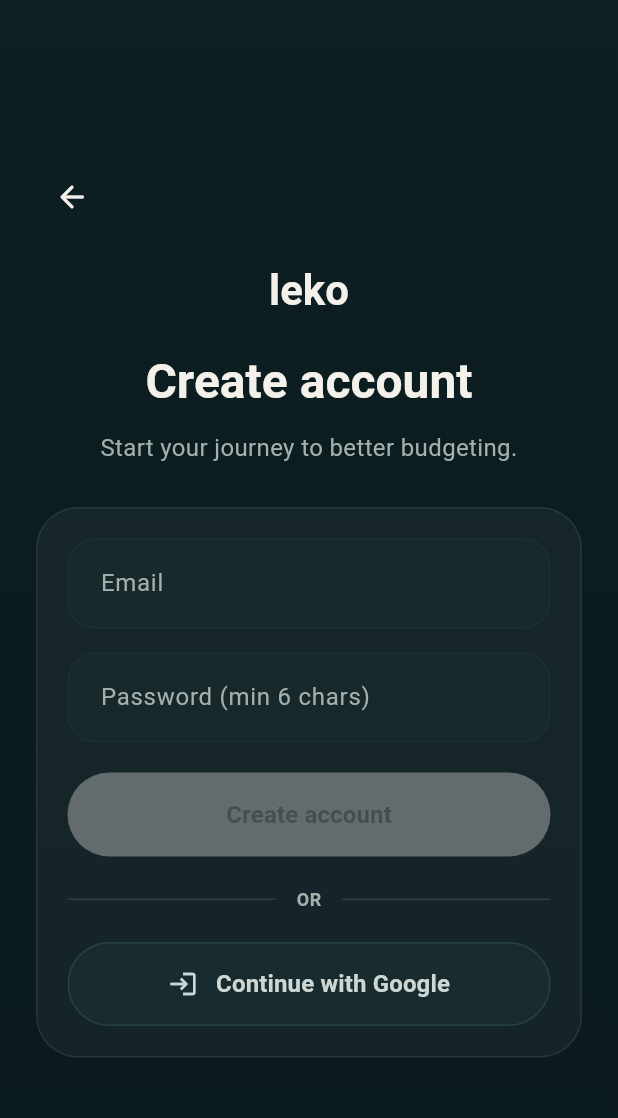
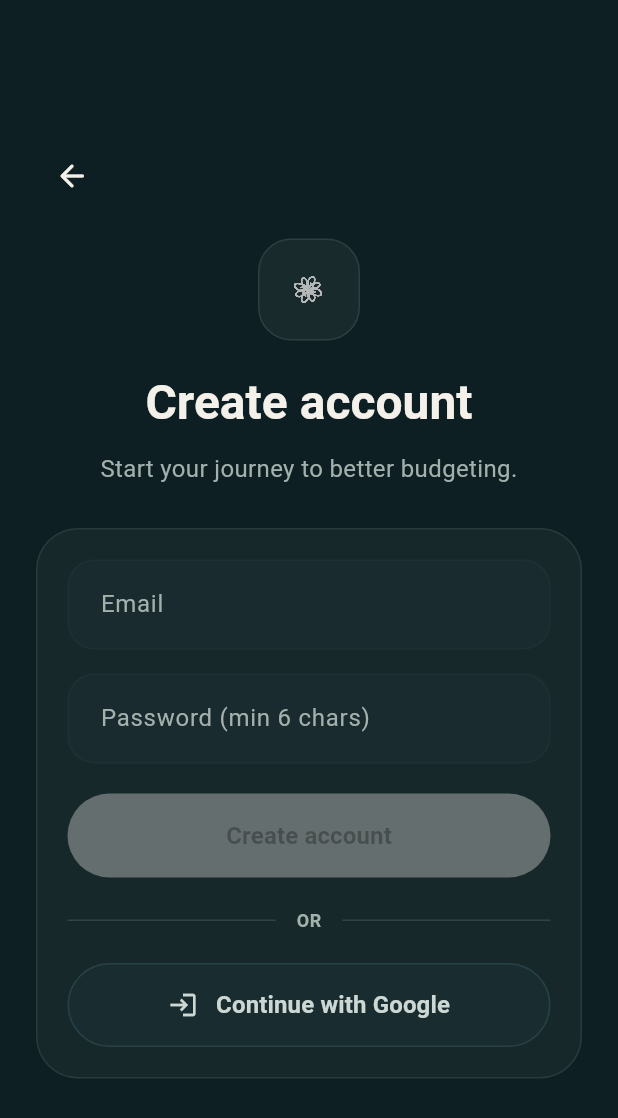
Before and after one commit to jaivikjoshi/sapling, a Flutter app: the screen it shows after launch, after a tap on "Continue with Apple", on a phone screen of 412 x 824 dp. Shown: the top 1118 px of the screen. Run offline on Flutter 3.47's test engine with Material 3 defaults, Android fonts, the phone set to English and light mode, and no system bars; our stand-ins replace app_links, drift, file_picker, fl_chart, flutter_local_notifications, flutter_riverpod and 5 more; missing offline and left inert: google_mlkit_text_recognition, home_widget; accounts and stored records are empty; generated files the repository leaves out were written again; Roboto replaces fonts that are missing (Georgia).

Commit message:
style: refresh Leko identity assets

```diff
--- a/lib/core/routing/app_router.dart
+++ b/lib/core/routing/app_router.dart
@@ -30,6 +30,7 @@ import '../../features/closeout/closeout_screen.dart';
 import '../../features/recovery/recovery_screen.dart';
 import '../../features/onboarding/onboarding_screen.dart';
 import '../providers/auth_providers.dart';
+import '../widgets/leko_mark.dart';
 
 final routerProvider = Provider<GoRouter>((ref) {
   final user = ref.watch(currentUserProvider);
@@ -280,6 +281,12 @@ class _GlassNavBar extends StatelessWidget {
                   _NavBarItem(
                     activeIcon: Icons.energy_savings_leaf_rounded,
                     inactiveIcon: Icons.energy_savings_leaf_outlined,
+                    iconBuilder:
+                        (color) => LekoMark(
+                          size: currentIndex == 2 ? 25 : 23,
+                          color: color,
+                          semanticLabel: 'Leaf AI',
+                        ),
                     isSelected: currentIndex == 2,
                     onTap: () => onTap(2),
                   ),
@@ -311,12 +318,14 @@ class _NavBarItem extends StatelessWidget {
     required this.inactiveIcon,
     required this.isSelected,
     required this.onTap,
+    this.iconBuilder,
   });
 
   final IconData activeIcon;
   final IconData inactiveIcon;
   final bool isSelected;
   final VoidCallback onTap;
+  final Widget Function(Color color)? iconBuilder;
 
   @override
   Widget build(BuildContext context) {
@@ -335,11 +344,13 @@ class _NavBarItem extends StatelessWidget {
           borderRadius: BorderRadius.circular(20),
         ),
         child: Center(
-          child: Icon(
-            isSelected ? activeIcon : inactiveIcon,
-            color: isSelected ? activeColor : inactiveColor,
-            size: 22,
-          ),
+          child:
+              iconBuilder?.call(isSelected ? activeColor : inactiveColor) ??
+              Icon(
+                isSelected ? activeIcon : inactiveIcon,
+                color: isSelected ? activeColor : inactiveColor,
+                size: 22,
+              ),
         ),
       ),
     );
--- /dev/null
+++ b/lib/core/widgets/leko_mark.dart
@@ -0,0 +1,27 @@
+import 'package:flutter/material.dart';
+
+class LekoMark extends StatelessWidget {
+  const LekoMark({
+    super.key,
+    this.size = 28,
+    this.color,
+    this.semanticLabel = 'Leko',
+  });
+
+  final double size;
+  final Color? color;
+  final String? semanticLabel;
+
+  @override
+  Widget build(BuildContext context) {
+    return Image.asset(
+      'assets/images/leko_mark.png',
+      width: size,
+      height: size,
+      color: color,
+      colorBlendMode: color == null ? null : BlendMode.srcIn,
+      filterQuality: FilterQuality.high,
+      semanticLabel: semanticLabel,
+    );
+  }
+}
--- a/lib/features/auth/auth_shell.dart
+++ b/lib/features/auth/auth_shell.dart
@@ -1,8 +1,9 @@
 import 'package:flutter/material.dart';
+
+import '../../core/widgets/leko_mark.dart';
 
 abstract final class AuthPalette {
   static const bgTop = Color(0xFF0D1F22);
-  static const bgBottom = Color(0xFF0A1A1E);
   static const headline = Color(0xFFF4F0EA);
   static const subtext = Color(0xFFA3B0AC);
   static const primaryBtn = Color(0xFFF4F0EA);
@@ -41,14 +42,8 @@ class AuthScaffold extends StatelessWidget {
     return Scaffold(
       resizeToAvoidBottomInset: true,
       backgroundColor: AuthPalette.bgTop,
-      body: Container(
-        decoration: const BoxDecoration(
-          gradient: LinearGradient(
-            begin: Alignment.topCenter,
-            end: Alignment.bottomCenter,
-            colors: [AuthPalette.bgTop, AuthPalette.bgBottom],
-          ),
-        ),
+      body: ColoredBox(
+        color: AuthPalette.bgTop,
         child: SafeArea(
           child: LayoutBuilder(
             builder: (context, constraints) {
@@ -83,15 +78,23 @@ class AuthScaffold extends StatelessWidget {
                               ),
                             ),
                             const SizedBox(height: 18),
-                            const Text(
-                              'leko',
-                              textAlign: TextAlign.center,
-                              style: TextStyle(
-                                fontFamily: 'Georgia',
-                                fontSize: 28,
-                                fontWeight: FontWeight.w700,
-                                color: AuthPalette.headline,
-                                letterSpacing: 0,
+                            Center(
+                              child: Container(
+                                width: 68,
+                                height: 68,
+                                decoration: BoxDecoration(
+                                  color: Colors.white.withValues(alpha: 0.05),
+                                  borderRadius: BorderRadius.circular(22),
+                                  border: Border.all(
+                                    color: Colors.white.withValues(alpha: 0.09),
+                                  ),
+                                ),
+                                child: const Center(
+                                  child: LekoMark(
+                                    size: 42,
+                                    color: Color(0xFFB4B6B7),
+                                  ),
+                                ),
                               ),
                             ),
                             const SizedBox(height: 18),
--- a/lib/features/auth/welcome_screen.dart
+++ b/lib/features/auth/welcome_screen.dart
@@ -1,5 +1,7 @@
 import 'package:flutter/material.dart';
 import 'package:go_router/go_router.dart';
+
+import '../../core/widgets/leko_mark.dart';
 
 class WelcomeScreen extends StatefulWidget {
   const WelcomeScreen({super.key});
@@ -37,7 +39,6 @@ class _WelcomeScreenState extends State<WelcomeScreen>
 
   // ── Palette ──
   static const _bgTop = Color(0xFF0D1F22); // Deep dark teal
-  static const _bgBottom = Color(0xFF0A1A1E); // Near-black green
   static const _headline = Color(0xFFF4F0EA); // Warm cream white
   static const _subtext = Color(0xFFA3B0AC); // Muted sage
   static const _primaryBtn = Color(0xFFF4F0EA); // Light cream button
@@ -57,13 +58,7 @@ class _WelcomeScreenState extends State<WelcomeScreen>
       body: Container(
         width: double.infinity,
         height: double.infinity,
-        decoration: const BoxDecoration(
-          gradient: LinearGradient(
-            begin: Alignment.topCenter,
-            end: Alignment.bottomCenter,
-            colors: [_bgTop, _bgBottom],
-          ),
-        ),
+        color: _bgTop,
         child: FadeTransition(
           opacity: _fadeIn,
           child: SlideTransition(
@@ -87,41 +82,31 @@ class _WelcomeScreenState extends State<WelcomeScreen>
                         children: [
                           SizedBox(
                             height: isShort ? 190 : heroHeight,
-                            child: Stack(
-                              children: [
-                                Positioned.fill(
-                                  child: DecoratedBox(
-                                    decoration: BoxDecoration(
-                                      gradient: LinearGradient(
-                                        begin: Alignment.topCenter,
-                                        end: Alignment.bottomCenter,
-                                        colors: [
-                                          const Color(
-                                            0xFF1A3A3A,
-                                          ).withValues(alpha: 0.35),
-                                          Colors.transparent,
-                                        ],
-                                      ),
+                            child: Center(
+                              child: Container(
+                                width: isShort ? 150 : 178,
+                                height: isShort ? 150 : 178,
+                                decoration: BoxDecoration(
+                                  color: Colors.white.withValues(alpha: 0.05),
+                                  borderRadius: BorderRadius.circular(42),
+                                  border: Border.all(
+                                    color: Colors.white.withValues(alpha: 0.09),
+                                  ),
+                                  boxShadow: const [
+                                    BoxShadow(
+                                      color: Color(0x26000000),
+                                      blurRadius: 30,
+                                      offset: Offset(0, 16),
                                     ),
+                                  ],
+                                ),
+                                child: const Center(
+                                  child: LekoMark(
+                                    size: 98,
+                                    color: Color(0xFFB4B6B7),
                                   ),
                                 ),
-                                Center(
-                                  child: Padding(
-                                    padding: EdgeInsets.only(
-                                      top: isShort ? 8 : 22,
-                                      left: 18,
-                                      right: 18,
-                                    ),
-                                    child: ClipRRect(
-                                      borderRadius: BorderRadius.circular(28),
-                                      child: Image.asset(
-                                        'assets/images/welcome_hero.png',
-                                        fit: BoxFit.contain,
-                                      ),
-                                    ),
-                                  ),
-                                ),
-                              ],
+                              ),
                             ),
                           ),
                           Padding(
--- a/lib/features/splash/splash_screen.dart
+++ b/lib/features/splash/splash_screen.dart
@@ -6,6 +6,8 @@ import 'package:go_router/go_router.dart';
 
 import '../../core/providers/auth_providers.dart';
 import '../../core/providers/settings_providers.dart';
+import '../../core/theme/leko_colors.dart';
+import '../../core/widgets/leko_mark.dart';
 import '../../domain/models/settings_model.dart';
 
 class SplashScreen extends ConsumerStatefulWidget {
@@ -125,37 +127,41 @@ class _SplashScreenState extends ConsumerState<SplashScreen>
     });
 
     return Scaffold(
-      body: Container(
-        width: double.infinity,
-        height: double.infinity,
-        decoration: const BoxDecoration(
-          // Vertical gradient from warm white to a soft minty-green wash
-          gradient: LinearGradient(
-            begin: Alignment.topCenter,
-            end: Alignment.bottomCenter,
-            colors: [
-              Color(0xFFFBF9F6), // Leko warm cream top
-              Color(0xFFEAF6F2), // Very subtle mint midpoint
-              Color(0xFFCBEDE3), // Soft green wash at bottom
-            ],
-            stops: [0.0, 0.55, 1.0],
-          ),
-        ),
+      backgroundColor: LekoColors.background,
+      body: SizedBox.expand(
         child: FadeTransition(
           opacity: _fadeIn,
           child: Center(
             child: Column(
               mainAxisSize: MainAxisSize.min,
               children: [
-                // The wordmark in the same serif font used on the home page
+                Container(
+                  width: 104,
+                  height: 104,
+                  decoration: BoxDecoration(
+                    color: const Color(0xFF013333),
+                    borderRadius: BorderRadius.circular(30),
+                    boxShadow: const [
+                      BoxShadow(
+                        color: Color(0x1A0E1830),
+                        blurRadius: 26,
+                        offset: Offset(0, 14),
+                      ),
+                    ],
+                  ),
+                  child: const Center(
+                    child: LekoMark(size: 64, color: Color(0xFFB4B6B7)),
+                  ),
+                ),
+                const SizedBox(height: 18),
                 const Text(
                   'leko',
                   style: TextStyle(
                     fontFamily: 'Georgia',
-                    fontSize: 42,
+                    fontSize: 34,
                     fontWeight: FontWeight.w700,
-                    color: Color(0xFF1B3B42), // LekoColors.primary
-                    letterSpacing: -1.0,
+                    color: LekoColors.primary,
+                    letterSpacing: 0,
                   ),
                 ),
               ],
--- a/pubspec.yaml
+++ b/pubspec.yaml
@@ -41,4 +41,4 @@ flutter:
   uses-material-design: true
   assets:
     - assets/images/logo.png
-    - assets/images/welcome_hero.png
+    - assets/images/leko_mark.png
```
Also changed, not shown: assets/images/leko_mark.png (added), assets/images/logo.png, assets/images/welcome_hero.png (deleted), 20 other files.
